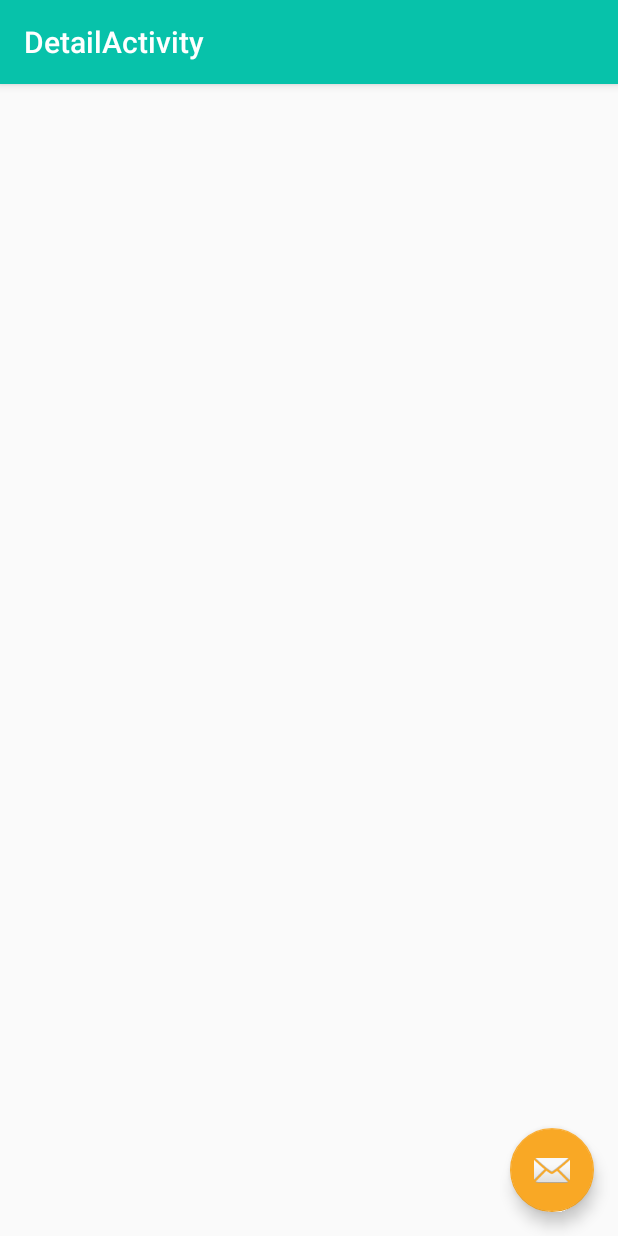
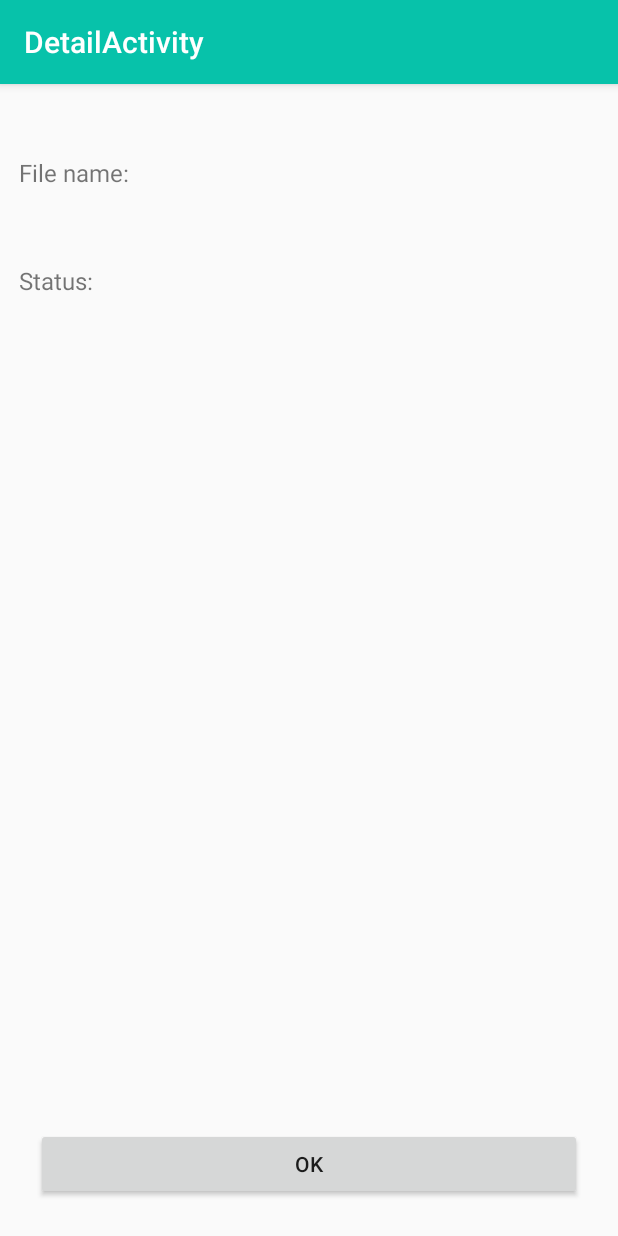
Before and after one commit to ValBasova/LoadApp, an Android app: the DetailActivity screen opened directly, with no data from a screen before it, on a phone screen of 412 x 824 dp. Run offline under Robolectric (Android 15) with nearby library versions, the phone set to English and light mode, and no system bars.

Commit message:
add Detail Screen

```diff
--- a/app/src/main/res/layout/activity_detail.xml
+++ b/app/src/main/res/layout/activity_detail.xml
@@ -22,12 +22,12 @@
 
     <include layout="@layout/content_detail" />
 
-    <com.google.android.material.floatingactionbutton.FloatingActionButton
-        android:id="@+id/fab"
-        android:layout_width="wrap_content"
-        android:layout_height="wrap_content"
-        android:layout_gravity="bottom|end"
-        android:layout_margin="@dimen/fab_margin"
-        app:srcCompat="@android:drawable/ic_dialog_email" />
+<!--    <com.google.android.material.floatingactionbutton.FloatingActionButton-->
+<!--        android:id="@+id/fab"-->
+<!--        android:layout_width="wrap_content"-->
+<!--        android:layout_height="wrap_content"-->
+<!--        android:layout_gravity="bottom|end"-->
+<!--        android:layout_margin="@dimen/fab_margin"-->
+<!--        app:srcCompat="@android:drawable/ic_dialog_email" />-->
 
 </androidx.coordinatorlayout.widget.CoordinatorLayout>
--- a/app/src/main/res/layout/content_detail.xml
+++ b/app/src/main/res/layout/content_detail.xml
@@ -4,8 +4,63 @@
     xmlns:tools="http://schemas.android.com/tools"
     android:layout_width="match_parent"
     android:layout_height="match_parent"
+    android:layout_marginTop="@dimen/layout_margin"
+    android:layout_marginBottom="@dimen/layout_margin"
     app:layout_behavior="@string/appbar_scrolling_view_behavior"
     tools:context=".DetailActivity"
     tools:showIn="@layout/activity_detail">
 
+    <TextView
+        android:id="@+id/fileNameLabel"
+        style="@style/TextStyle"
+        android:layout_width="wrap_content"
+        android:layout_height="wrap_content"
+        android:text="@string/file_name"
+        app:layout_constraintBaseline_toBaselineOf="@+id/urlNameLabel"
+        app:layout_constraintEnd_toStartOf="@+id/urlNameLabel"
+        app:layout_constraintStart_toStartOf="parent" />
+
+    <TextView
+        android:id="@+id/statusLabel"
+        style="@style/TextStyle"
+        android:layout_width="wrap_content"
+        android:layout_height="wrap_content"
+        android:text="@string/status"
+        app:layout_constraintBaseline_toBaselineOf="@+id/statusValueLabel"
+        app:layout_constraintEnd_toStartOf="@+id/statusValueLabel"
+        app:layout_constraintStart_toStartOf="parent" />
+
+    <TextView
+        android:id="@+id/urlNameLabel"
+        style="@style/TextStyle"
+        android:layout_width="wrap_content"
+        android:layout_height="wrap_content"
+        android:text=""
+        app:layout_constraintBottom_toTopOf="@+id/statusValueLabel"
+        app:layout_constraintEnd_toEndOf="parent"
+        app:layout_constraintStart_toEndOf="@id/fileNameLabel"
+        app:layout_constraintTop_toTopOf="parent"
+        tools:text="@string/loadRetrofit" />
+
+    <TextView
+        android:id="@+id/statusValueLabel"
+        style="@style/TextStyle"
+        android:layout_width="wrap_content"
+        android:layout_height="wrap_content"
+        android:text=""
+        app:layout_constraintEnd_toEndOf="parent"
+        app:layout_constraintStart_toEndOf="@id/statusLabel"
+        app:layout_constraintTop_toBottomOf="@+id/urlNameLabel"
+        tools:text="@string/success" />
+
+    <Button
+        android:id="@+id/okButton"
+        android:layout_width="match_parent"
+        android:layout_height="wrap_content"
+        android:layout_marginHorizontal="@dimen/layout_margin"
+        android:minHeight="48dp"
+        android:text="@string/ok"
+        app:layout_constraintBottom_toBottomOf="parent"
+        app:layout_constraintEnd_toEndOf="parent"
+        app:layout_constraintStart_toStartOf="parent" />
 </androidx.constraintlayout.widget.ConstraintLayout>
--- a/app/src/main/res/values/dimens.xml
+++ b/app/src/main/res/values/dimens.xml
@@ -2,4 +2,6 @@
     <dimen name="fab_margin">16dp</dimen>
     <dimen name="radio_margin">10dp</dimen>
     <dimen name="default_text_size">20sp</dimen>
+    <dimen name="normal_text_size">16sp</dimen>
+    <dimen name="layout_margin">24dp</dimen>
 </resources>
--- a/app/src/main/res/values/strings.xml
+++ b/app/src/main/res/values/strings.xml
@@ -19,5 +19,9 @@
     <string name="selectFile">Please, select the file to download</string>
     <string name="channel_name">Download</string>
     <string name="failedDownload">"Failed to download from URL: "</string>
+    <string name="success">Success</string>
+    <string name="file_name">File name:</string>
+    <string name="status">Status:</string>
+    <string name="ok">OK</string>
 
 </resources>
--- a/app/src/main/res/values/styles.xml
+++ b/app/src/main/res/values/styles.xml
@@ -26,4 +26,11 @@
 
     </style>
 
+    <style name="TextStyle">
+        <item name="android:layout_marginTop">@dimen/layout_margin</item>
+        <item name="android:textSize">@dimen/normal_text_size</item>
+        <item name="android:ems">10</item>
+        <item name="android:minHeight">48dp</item>
+    </style>
+
 </resources>
```
